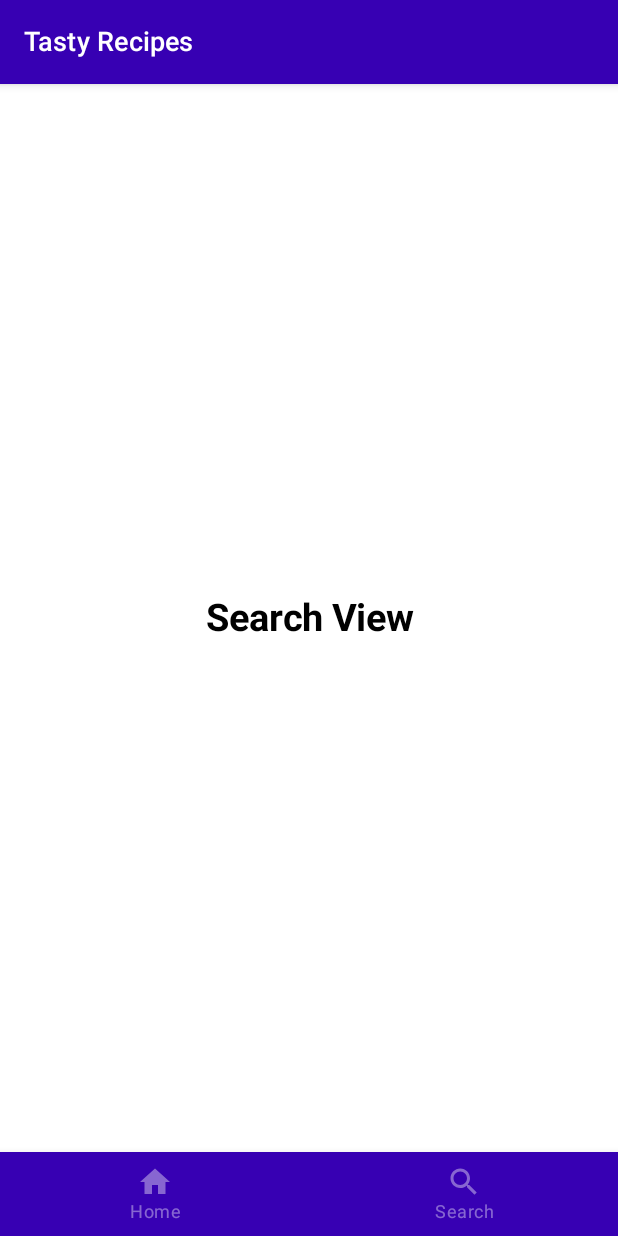
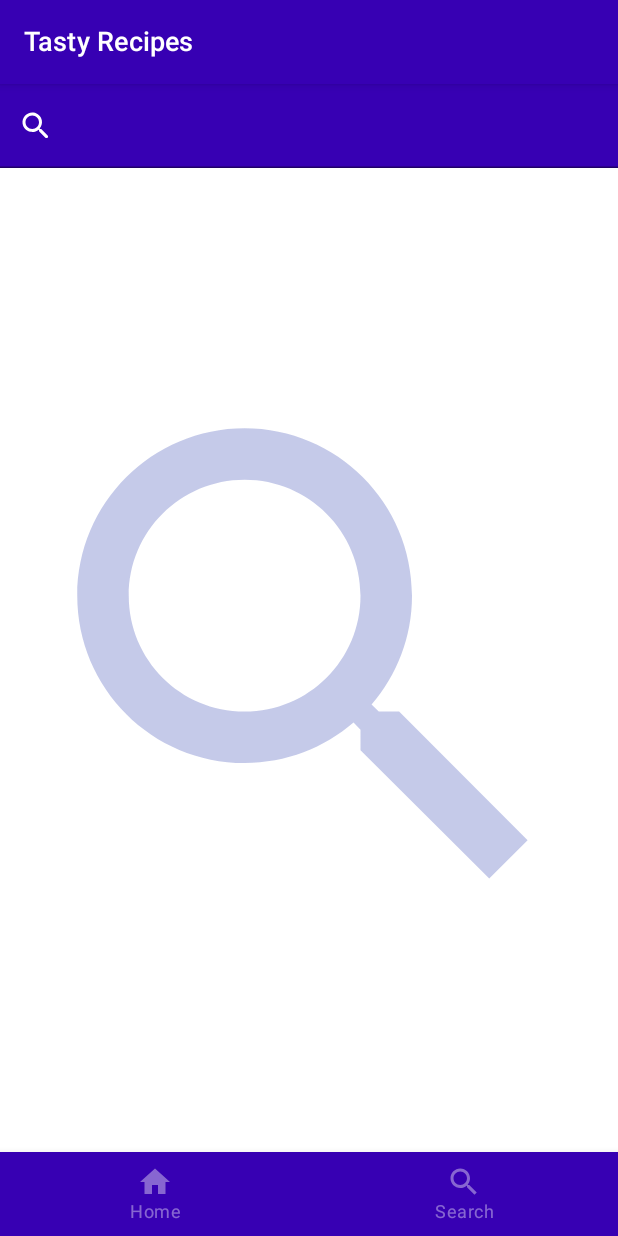
Before and after one commit to donChelsea/TastyRecipes, an Android app built with Jetpack Compose: the SearchScreen screen opened through its navigation route, on a phone screen of 412 x 824 dp. Run offline under Robolectric (Android 15) with nearby library versions, the phone set to English and light mode, and no system bars; our stand-ins replace Dagger/Hilt's generated code; 1 statement that could not run was skipped.

Commit message:
Added search screen functionality

```diff
--- a/app/src/main/java/com/example/tastyrecipes/domain/repository/RecipeRepository.kt
+++ b/app/src/main/java/com/example/tastyrecipes/domain/repository/RecipeRepository.kt
@@ -7,4 +7,6 @@ import kotlinx.coroutines.flow.Flow
 interface RecipeRepository {
 
     fun getRecipeList(): Flow<Resource<List<Recipe>>>
+
+    fun searchRecipes(query: String): Flow<Resource<List<Recipe>>>
 }
--- /dev/null
+++ b/app/src/main/java/com/example/tastyrecipes/ui/custom_views/EmptySearchView.kt
@@ -0,0 +1,25 @@
+package com.example.tastyrecipes.ui.custom_views
+
+import androidx.compose.foundation.Image
+import androidx.compose.foundation.layout.Column
+import androidx.compose.foundation.layout.fillMaxSize
+import androidx.compose.runtime.Composable
+import androidx.compose.ui.Modifier
+import androidx.compose.ui.graphics.ColorFilter
+import androidx.compose.ui.res.painterResource
+import com.example.tastyrecipes.R
+import com.example.tastyrecipes.ui.theme.LightPurple
+
+@Composable
+fun EmptySearchView() {
+    Column(
+        modifier = Modifier.fillMaxSize()
+    ) {
+        Image(
+            modifier = Modifier.fillMaxSize(),
+            painter = painterResource(id = R.drawable.ic_search),
+            contentDescription = "Search",
+            colorFilter = ColorFilter.tint(LightPurple)
+        )
+    }
+}
--- a/app/src/main/java/com/example/tastyrecipes/ui/custom_views/LoadingScreen.kt
+++ b/app/src/main/java/com/example/tastyrecipes/ui/custom_views/LoadingView.kt
@@ -10,7 +10,7 @@ import androidx.compose.ui.unit.Dp
 import androidx.compose.ui.unit.dp
 
 @Composable
-fun LoadingScreen() {
+fun LoadingView() {
     Column(
         modifier = Modifier.fillMaxWidth().fillMaxHeight(),
         verticalArrangement = Arrangement.Center,
--- a/app/src/main/java/com/example/tastyrecipes/ui/search/SearchScreen.kt
+++ b/app/src/main/java/com/example/tastyrecipes/ui/search/SearchScreen.kt
@@ -1,35 +1,38 @@
 package com.example.tastyrecipes.ui.search
 
-import androidx.compose.foundation.background
 import androidx.compose.foundation.layout.Column
-import androidx.compose.foundation.layout.fillMaxSize
-import androidx.compose.foundation.layout.wrapContentSize
-import androidx.compose.material.Text
+import androidx.compose.foundation.lazy.LazyColumn
+import androidx.compose.foundation.lazy.items
 import androidx.compose.runtime.Composable
-import androidx.compose.ui.Alignment
-import androidx.compose.ui.Modifier
-import androidx.compose.ui.graphics.Color
-import androidx.compose.ui.res.colorResource
-import androidx.compose.ui.text.font.FontWeight
-import androidx.compose.ui.text.style.TextAlign
-import androidx.compose.ui.unit.sp
-import com.example.tastyrecipes.R
+import androidx.compose.runtime.collectAsState
+import androidx.hilt.navigation.compose.hiltViewModel
+import com.example.tastyrecipes.ui.custom_views.EmptySearchView
+import com.example.tastyrecipes.ui.custom_views.LoadingView
+import com.example.tastyrecipes.ui.custom_views.TextCard
+import com.example.tastyrecipes.ui.widgets.SearchBar
 
 @Composable
 fun SearchScreen() {
-    Column(
-        modifier = Modifier
-            .fillMaxSize()
-            .background(colorResource(id = R.color.white))
-            .wrapContentSize(Alignment.Center)
-    ) {
-        Text(
-            text = "Search View",
-            fontWeight = FontWeight.Bold,
-            color = Color.Black,
-            modifier = Modifier.align(Alignment.CenterHorizontally),
-            textAlign = TextAlign.Center,
-            fontSize = 25.sp
-        )
+    val viewModel = hiltViewModel<SearchViewModel>()
+    val uiState = viewModel.uiState.collectAsState()
+
+    Column {
+        SearchBar(onClick = { query ->
+            viewModel.searchRecipes(query)
+        })
+
+        if (uiState.value.isLoading == true) {
+            LoadingView()
+        } else {
+            if (uiState.value.query.isEmpty()) {
+                EmptySearchView()
+            } else {
+                LazyColumn {
+                    items(uiState.value.recipes) { recipe ->
+                        TextCard(recipe = recipe)
+                    }
+                }
+            }
+        }
     }
 }
--- /dev/null
+++ b/app/src/main/java/com/example/tastyrecipes/ui/search/SearchViewModel.kt
@@ -0,0 +1,50 @@
+package com.example.tastyrecipes.ui.search
+
+import android.util.Log
+import androidx.compose.runtime.Stable
+import androidx.lifecycle.ViewModel
+import androidx.lifecycle.viewModelScope
+import com.example.tastyrecipes.domain.models.Recipe
+import com.example.tastyrecipes.domain.repository.RecipeRepository
+import com.example.tastyrecipes.utils.Resource
+import dagger.hilt.android.lifecycle.HiltViewModel
+import kotlinx.coroutines.flow.MutableStateFlow
+import kotlinx.coroutines.flow.StateFlow
+import kotlinx.coroutines.launch
+import javax.inject.Inject
+
+@HiltViewModel
+class SearchViewModel @Inject constructor(
+    private val repository: RecipeRepository
+): ViewModel() {
+
+    private val _uiState: MutableStateFlow<SearchUiState> = MutableStateFlow(SearchUiState())
+    val uiState: StateFlow<SearchUiState> = _uiState
+
+    fun searchRecipes(query: String) {
+        viewModelScope.launch {
+            repository.searchRecipes(query).collect { result ->
+                when (result) {
+                    is Resource.Success -> {
+                        result.data?.let { recipes ->
+                            _uiState.value = uiState.value.copy(recipes = recipes, query = query)
+                        }
+                    }
+                    is Resource.Error -> {
+                        Log.d("SearchViewModel: Error: ", result.message.toString())
+                    }
+                    is Resource.Loading -> {
+                        _uiState.value = _uiState.value.copy(isLoading = result.isLoading)
+                    }
+                }
+            }
+        }
+    }
+}
+
+@Stable
+data class SearchUiState(
+    val recipes: List<Recipe> = emptyList(),
+    val query: String = "",
+    val isLoading: Boolean? = null,
+)
--- a/app/src/main/java/com/example/tastyrecipes/ui/theme/Color.kt
+++ b/app/src/main/java/com/example/tastyrecipes/ui/theme/Color.kt
@@ -6,3 +6,5 @@ val Purple200 = Color(0xFFBB86FC)
 val Purple500 = Color(0xFF6200EE)
 val Purple700 = Color(0xFF3700B3)
 val Teal200 = Color(0xFF03DAC5)
+val White = Color(0xFFFFFFFF)
+val LightPurple = Color(0xFFC5CAE9)
--- /dev/null
+++ b/app/src/main/java/com/example/tastyrecipes/ui/widgets/SearchBar.kt
@@ -0,0 +1,70 @@
+package com.example.tastyrecipes.ui.widgets
+
+import androidx.compose.foundation.background
+import androidx.compose.foundation.layout.fillMaxWidth
+import androidx.compose.foundation.text.KeyboardActions
+import androidx.compose.foundation.text.KeyboardOptions
+import androidx.compose.material.*
+import androidx.compose.material.icons.Icons
+import androidx.compose.material.icons.rounded.Clear
+import androidx.compose.material.icons.rounded.Search
+import androidx.compose.runtime.*
+import androidx.compose.runtime.saveable.rememberSaveable
+import androidx.compose.ui.Modifier
+import androidx.compose.ui.graphics.Color
+import androidx.compose.ui.graphics.RectangleShape
+import androidx.compose.ui.text.TextStyle
+import androidx.compose.ui.text.input.KeyboardType
+import com.example.tastyrecipes.ui.theme.Purple700
+import com.example.tastyrecipes.ui.theme.White
+
+@Composable
+fun SearchBar(
+    onClick: (String) -> Unit
+) {
+    var query: String by rememberSaveable { mutableStateOf("") }
+    var showClearIcon by rememberSaveable { mutableStateOf(false) }
+
+    if (query.isEmpty()) {
+        showClearIcon = false
+    } else if (query.isNotEmpty()) {
+        showClearIcon = true
+    }
+
+    TextField(
+        value = query,
+        onValueChange = { onQueryChanged ->
+            query = onQueryChanged
+        },
+        keyboardActions = KeyboardActions(onDone = {
+            println(query)
+            onClick(query)
+        }),
+        leadingIcon = {
+            Icon(
+                imageVector = Icons.Rounded.Search,
+                tint = White,
+                contentDescription = "Search Icon"
+            )
+        },
+        trailingIcon = {
+            if (showClearIcon) {
+                IconButton(onClick = { query = "" }) {
+                    Icon(
+                        imageVector = Icons.Rounded.Clear,
+                        tint = White,
+                        contentDescription = "Clear Icon"
+                    )
+                }
+            }
+        },
+        maxLines = 1,
+        colors = TextFieldDefaults.textFieldColors(backgroundColor = Color.Transparent),
+        singleLine = true,
+        textStyle = TextStyle(color = White),
+        keyboardOptions = KeyboardOptions(keyboardType = KeyboardType.Text),
+        modifier = Modifier
+            .fillMaxWidth()
+            .background(color = Purple700, shape = RectangleShape)
+    )
+}
```
Also changed, not shown: app/src/main/java/com/example/tastyrecipes/data/repository/RecipeRepositoryImpl.kt (+12 -0 lines), app/src/main/java/com/example/tastyrecipes/ui/home/HomeScreen.kt (+3 -10 lines).
